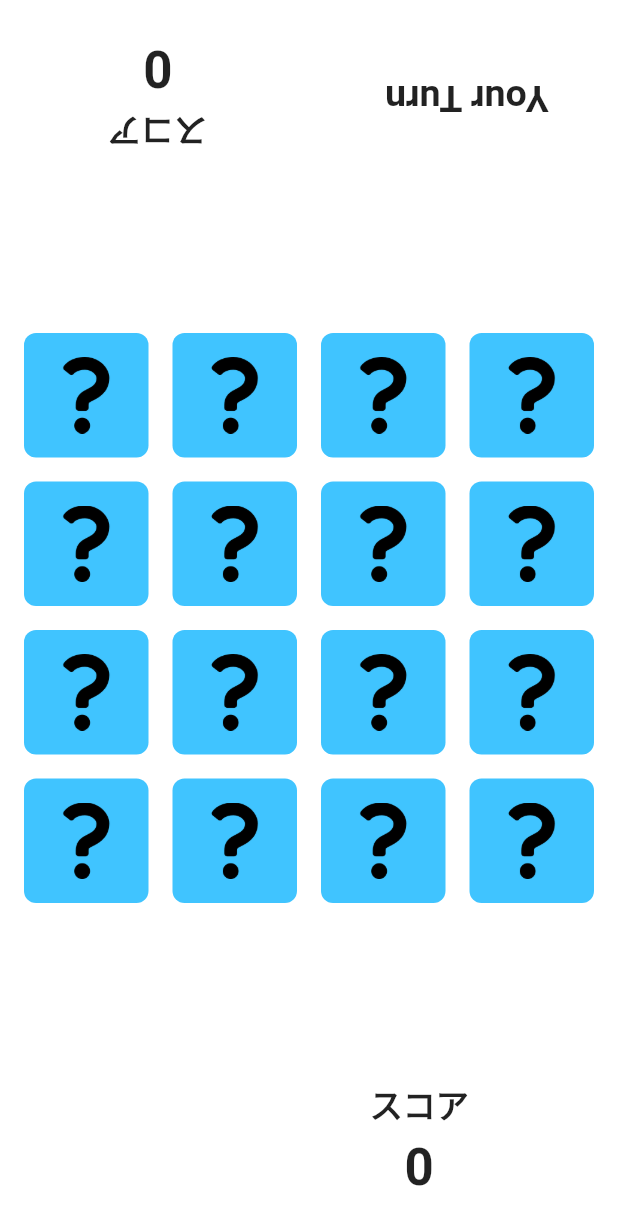
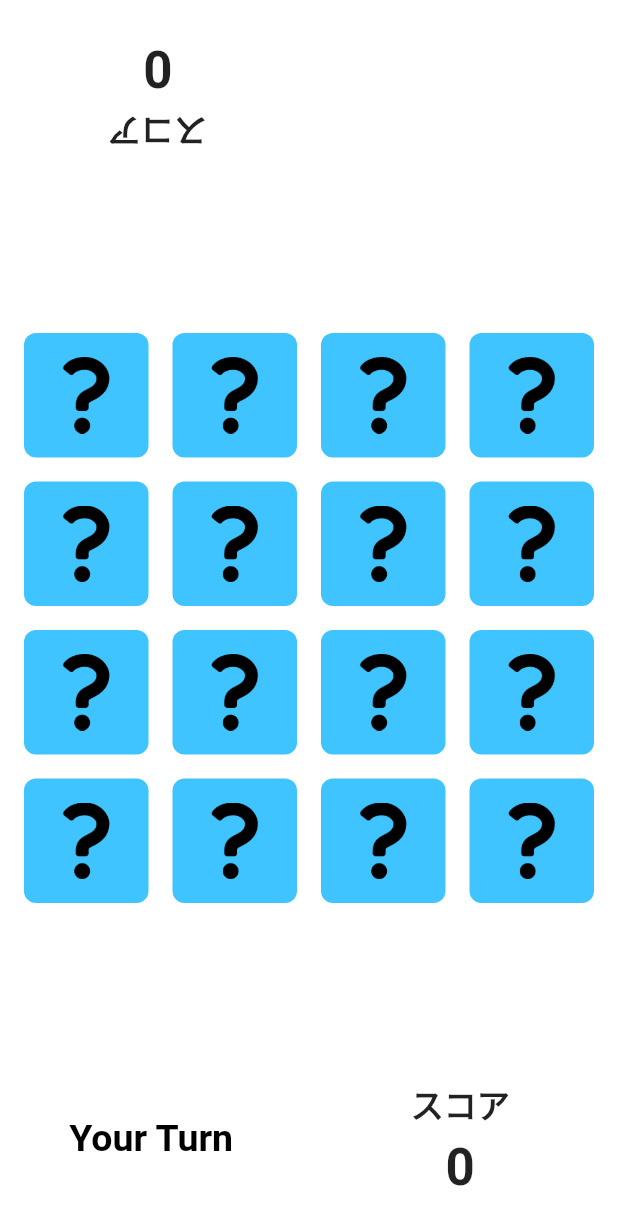
Before and after one commit to iseruuuuu/memory_app, a Flutter app: the BattleScreen screen opened directly, on a phone screen of 412 x 824 dp. Shown: the top 1225 px of the screen. Run offline on Flutter 3.47's test engine with Material 2 defaults, Android fonts, the phone set to English and light mode, and no system bars; our stand-ins replace settings_ui; missing offline and left inert: giff_dialog.

Commit message:
fix: change position where bool

```diff
--- a/lib/parts/battle/turn_text.dart
+++ b/lib/parts/battle/turn_text.dart
@@ -10,13 +10,12 @@
 
   @override
   Widget build(BuildContext context) {
-    return isYourTurn
-        ? Container()
-        : const Text(
+    return Text(
       'Your Turn',
       style: TextStyle(
         fontSize: 25,
         fontWeight: FontWeight.bold,
+        color: isYourTurn ? Colors.black : Colors.white,
       ),
     );
   }
```
Lines whose indentation alone changed are shown as unchanged.
